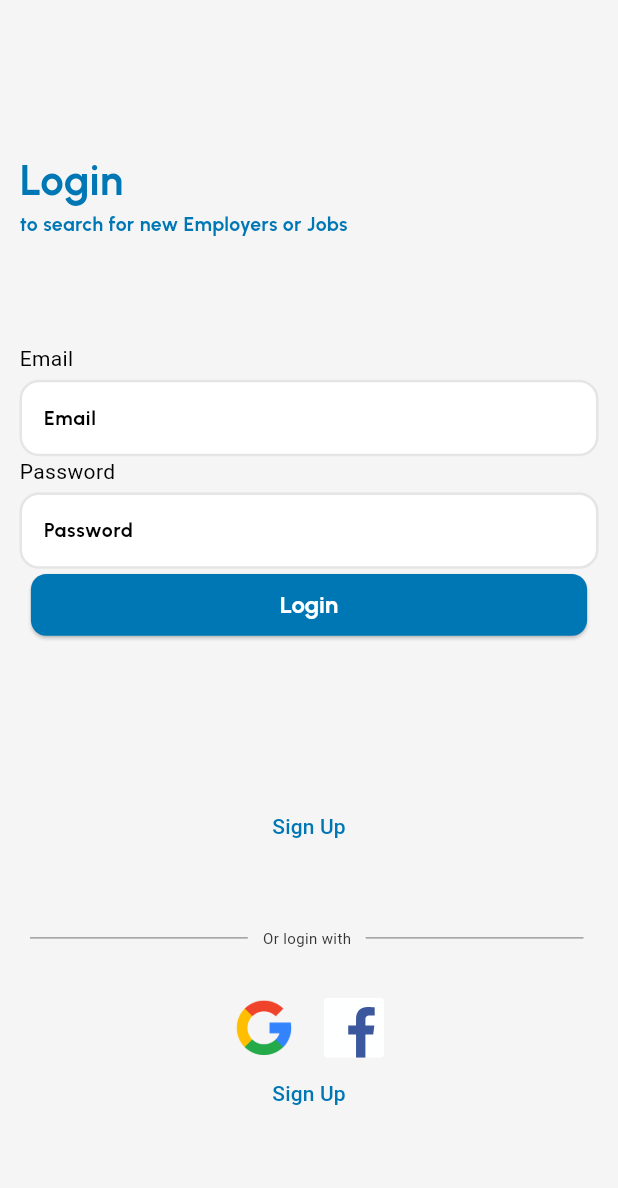
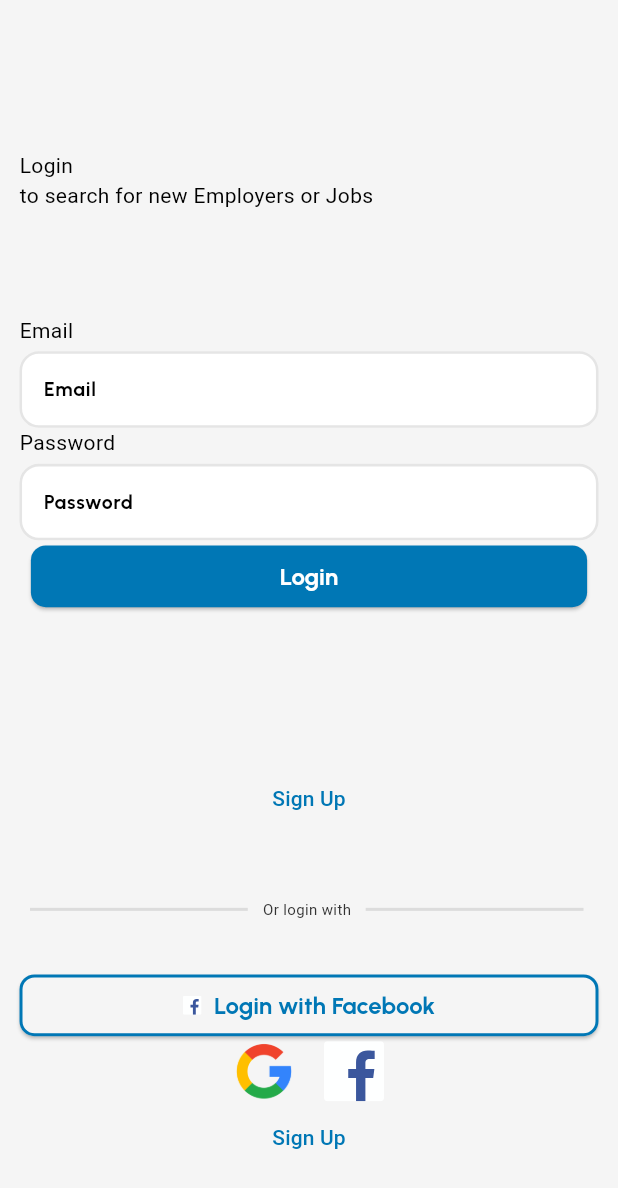
Before and after one commit to WissamAlmsalati/quick_hire_app, a Flutter app: the LoginScreen screen opened directly, on a phone screen of 412 x 824 dp. Shown: the top 1188 px of the screen. Run offline on Flutter 3.47's test engine with Material 3 defaults, Android fonts, the phone set to English and light mode, and no system bars; our stand-ins replace bloc, flutter_bloc, flutter_svg, gap, google_fonts; missing offline and left inert: dart:ffi.

Commit message:
add custom_button

```diff
--- a/lib/core/utils/app_icon.dart
+++ b/lib/core/utils/app_icon.dart
@@ -1,3 +1,4 @@
 class AppIcons{
   static const String ic_launcher = 'assets/icons/ic_launcher.png';
+  static const String facebookIcon = "assets/icons/F_icon_reversed.svg";
 }
--- a/lib/core/widgets/custom_button.dart
+++ b/lib/core/widgets/custom_button.dart
@@ -1,4 +1,5 @@
 import 'package:flutter/material.dart';
+import 'package:flutter_svg/flutter_svg.dart';
 import 'package:quick_hire/core/utils/constants.dart';
 
 class CustomButton extends StatelessWidget {
@@ -10,14 +11,61 @@ class CustomButton extends StatelessWidget {
   final double? height;
   final double? fontSize;
   final double? borderRadius;
+  final bool? isHaveIcon;
+  final String? icon;
+  final bool? isHaveBorder;
+  final Color? borderColor;
 
   const CustomButton(
-      {super.key, required this.text, required this.onPressed, required this.color, required this.textColor, this.width, this.height, this.fontSize, this.borderRadius});
-
+      {super.key,
+      required this.text,
+      required this.onPressed,
+      required this.color,
+      required this.textColor,
+      this.width,
+      this.height,
+      this.fontSize,
+      this.borderRadius,
+      this.isHaveIcon,
+      this.icon,
+      this.isHaveBorder,
+      this.borderColor});
 
   @override
   Widget build(BuildContext context) {
-    return ElevatedButton(onPressed: onPressed,
-      child: Text(text),);
+    return ElevatedButton(
+      onPressed: onPressed,
+      style: ButtonStyle(
+        backgroundColor: MaterialStateProperty.all<Color>(color),
+        shape: MaterialStateProperty.all<RoundedRectangleBorder>(
+          RoundedRectangleBorder(
+            borderRadius: BorderRadius.circular(borderRadius ?? 10),
+            side: BorderSide(
+              color: borderColor ?? Colors.transparent,
+              width: 2.0,
+            ),
+          ),
+        ),
+      ),
+      child: isHaveIcon == true
+          ? Row(
+              mainAxisAlignment: MainAxisAlignment.center,
+              children: [
+                SvgPicture.asset(
+                    height: MediaQuery.of(context).size.height * 0.03,
+                    width: MediaQuery.of(context).size.width * 0.03,
+                    icon!),
+                SizedBox(
+                  width: width ?? MediaQuery.of(context).size.width * 0.02,
+                ),
+                Text(text,style: TextStyle(
+                  color: textColor
+                ),),
+              ],
+            )
+          : Text(text,style: TextStyle(
+        color: textColor
+      ),),
+    );
   }
 }
--- a/lib/features/authintication_screens/login_Screen.dart
+++ b/lib/features/authintication_screens/login_Screen.dart
@@ -42,21 +42,11 @@ class _LoginScreenState extends State<LoginScreen> {
                   children: [
                     Text(
                       'Login',
-                      style: TextStyle(
-                        fontSize: 28,
-                        fontWeight: FontWeight.bold,
-                        fontFamily: 'Urbanist',
-                        color: Color(0xFF0077B5),
-                      ),
+
                     ),
                     Text(
                       'to search for new Employers or Jobs',
-                      style: TextStyle(
-                        fontSize: 13,
-                        fontWeight: FontWeight.bold,
-                        fontFamily: 'Urbanist',
-                        color: Color(0xFF0077B5),
-                      ),
+
                     ),
                     LoginForm(),
 
--- a/lib/features/authintication_screens/presentation/widgets/login_form_widget.dart
+++ b/lib/features/authintication_screens/presentation/widgets/login_form_widget.dart
@@ -5,6 +5,7 @@ import 'package:gap/gap.dart';
 import 'package:quick_hire/core/utils/constants.dart';
 import 'package:quick_hire/core/widgets/custom_button.dart';
 import 'package:quick_hire/core/widgets/custom_text_field.dart';
+import '../../../../core/utils/app_icon.dart';
 import '../../data/repositories/auth_repository.dart';
 import '../cubit/auth_cubit.dart';
 import '../screens/sign_up_screen.dart';
@@ -32,13 +33,16 @@ class LoginForm extends StatelessWidget {
               labelText: 'Email',
               obscureText: false,
             ),
-
             CustomTextField(
               controller: passwordController,
               labelText: 'Password',
               obscureText: true,
             ),
-            CustomButton(text: "Login", onPressed: (){}, color: AppColors.primaryColor, textColor: Colors.white),
+            CustomButton(
+                text: "Login",
+                onPressed: () {},
+                color: AppColors.primaryColor,
+                textColor: Colors.white),
             BlocBuilder<AuthCubit, AuthState>(
               builder: (context, state) {
                 if (state is AuthLoading) {
@@ -51,30 +55,32 @@ class LoginForm extends StatelessWidget {
                 return Container();
               },
             ),
-
             const Gap(100),
-            TextButton(onPressed: (){
-              Navigator.push(context, MaterialPageRoute(builder: (context) => SignUpScreen()));
-            }, child: Text('Sign Up')),
-
+            TextButton(
+                onPressed: () {
+                  Navigator.push(context,
+                      MaterialPageRoute(builder: (context) => SignUpScreen()));
+                },
+                child: Text('Sign Up')),
             Gap(40),
             Row(
               children: [
                 Expanded(
                   child: Divider(
-                    color: Colors.grey,
+                    color: Colors.black.withOpacity(0.10),
                     height: 20,
-                    thickness: 1,
+                    thickness: 2,
                     indent: 7,
                     endIndent: 10,
                   ),
                 ),
-                Text('Or login with ', style: TextStyle(color: Color(0xFF333333), fontSize: 10)),
+                Text('Or login with ',
+                    style: TextStyle(color: Color(0xFF333333), fontSize: 10)),
                 Expanded(
                   child: Divider(
-                    color: Colors.grey,
+                    color: Colors.black.withOpacity(0.10),
                     height: 20,
-                    thickness: 1,
+                    thickness: 2,
                     indent: 7,
                     endIndent: 10,
                   ),
@@ -82,21 +88,34 @@ class LoginForm extends StatelessWidget {
               ],
             ),
             const Gap(30),
+            CustomButton(
+              text: "Login with Facebook",
+              onPressed: () {},
+              color: AppColors.backgroundColor,
+              textColor: AppColors.primaryColor,
+              isHaveIcon: true,
+              icon: AppIcons.facebookIcon,
+              isHaveBorder: true,
+              borderColor: AppColors.primaryColor,
+
+            ),
             Row(
               mainAxisAlignment: MainAxisAlignment.center,
               children: [
-                Image.asset('assets/icons/6929234_google_logo_icon.png', width: 40, height: 40),
+                Image.asset('assets/icons/6929234_google_logo_icon.png',
+                    width: 40, height: 40),
                 const Gap(20),
-                SvgPicture.asset('assets/icons/F_icon_reversed.svg', width: 40, height: 40),
+                SvgPicture.asset('assets/icons/F_icon_reversed.svg',
+                    width: 40, height: 40),
               ],
             ),
             TextButton(
-              onPressed: (){
-                Navigator.push(context, MaterialPageRoute(builder: (context) => SignUpScreen()));
+              onPressed: () {
+                Navigator.push(context,
+                    MaterialPageRoute(builder: (context) => SignUpScreen()));
               },
               child: Text('Sign Up'),
             ),
-
           ],
         ),
       ),
```
Lines whose indentation alone changed are shown as unchanged.
